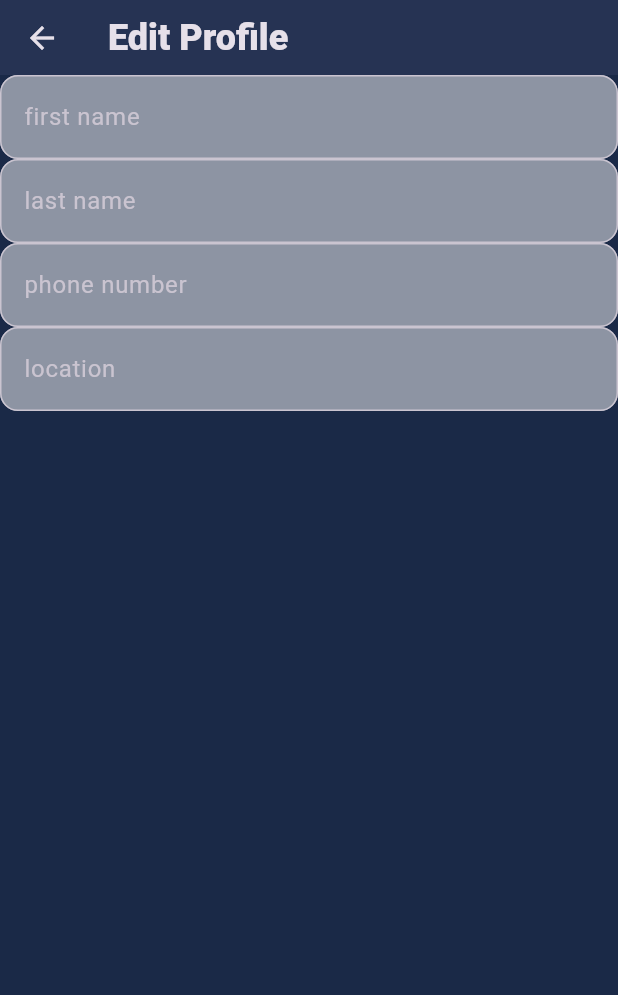
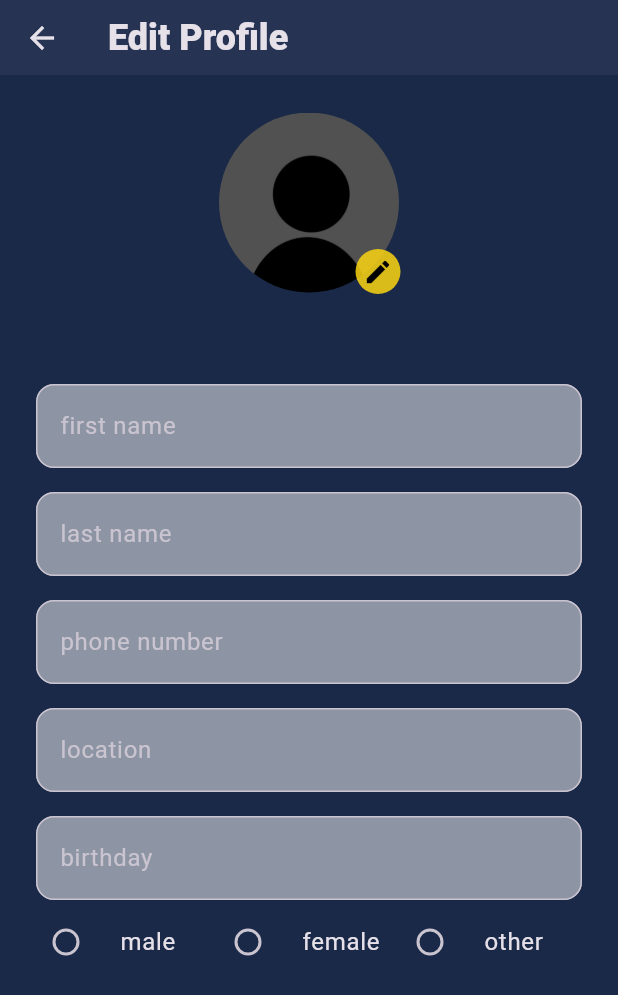
Before and after one commit to Seif-shawky/twitter_clone, a Flutter app: the EditProfile screen opened by its route, on a phone screen of 412 x 824 dp. Shown: the top 995 px of the screen. Run offline on Flutter 3.47's test engine with Material 3 defaults, Android fonts, the phone set to English and light mode, and no system bars; our stand-ins replace flutter_svg.

Commit message:
simple changes (with gender options)

```diff
--- /dev/null
+++ b/lib/components/user_avatar.dart
@@ -0,0 +1,18 @@
+import 'package:flutter/material.dart';
+
+class UserAvatar extends StatelessWidget {
+  final double size;
+  const UserAvatar({super.key, this.size = 40});
+
+  @override
+  Widget build(BuildContext context) {
+    return ClipRRect(
+      borderRadius: BorderRadius.all(Radius.circular(100)),
+      child: Image.asset(
+        'imageassets/c0749b7cc401421662ae901ec8f9f660.jpg',
+        height: size,
+        width: size,
+      ),
+    );
+  }
+}
--- /dev/null
+++ b/lib/config/app_routes.dart
@@ -0,0 +1,17 @@
+import 'package:projectbased/pages/edit_page.dart';
+import 'package:projectbased/pages/home_page.dart';
+import 'package:projectbased/pages/login_page.dart';
+import 'package:projectbased/pages/main_page.dart';
+
+class AppRoutes {
+  static final pages = {
+    '/': (context) => LoginPage(),
+    '/home': (context) => HomePage(),
+    '/main': (context) => MainPage(),
+    '/edit': (context) => EditProfile(),
+  };
+  static const login = '/';
+  static const home = '/home' ;
+  static const main = '/main';
+  static const edit = '/edit';
+}
--- a/lib/main.dart
+++ b/lib/main.dart
@@ -1,8 +1,5 @@
 import 'package:flutter/material.dart';
-import 'package:projectbased/pages/edit_page.dart';
-import 'package:projectbased/pages/home_page.dart';
-import 'package:projectbased/pages/login_page.dart';
-import 'package:projectbased/pages/main_page.dart';
+import 'package:projectbased/config/app_routes.dart';
 import 'package:projectbased/styles/app_colors.dart';
 
 void main() {
@@ -18,12 +15,7 @@ class MyApp extends StatelessWidget {
         brightness: Brightness.dark,
       ),
       initialRoute: '/',
-      routes: {
-        '/': (context) => LoginPage(),
-        '/home': (context) => HomePage(),
-        '/main': (context) => MainPage(),
-        '/edit': (context) => EditProfile(),
-      },
+      routes: AppRoutes.pages,
       debugShowCheckedModeBanner: false,
     );
   }
--- a/lib/pages/edit_page.dart
+++ b/lib/pages/edit_page.dart
@@ -1,21 +1,123 @@
 import 'package:flutter/material.dart';
 import 'package:projectbased/components/app_text_feild.dart';
 import 'package:projectbased/components/tool_bar.dart';
+import 'package:projectbased/components/user_avatar.dart';
+import 'package:projectbased/styles/app_colors.dart';
 
-class EditProfile extends StatelessWidget {
-  const EditProfile({super.key});
+enum Gender { none, male, female, other }
+
+class EditProfile extends StatefulWidget {
+  EditProfile({super.key});
+
+  @override
+  State<EditProfile> createState() => _EditProfileState();
+}
+
+class _EditProfileState extends State<EditProfile> {
+  var gender = Gender.none;
 
   @override
   Widget build(BuildContext context) {
-    return Scaffold(appBar: Toolbar(title: 'Edit Profile'),
-    body:Column(children: [
-      AppTextFeild(hint: 'first name'),
-      AppTextFeild(hint: 'last name'),
-      AppTextFeild(hint: 'phone number'),
-      AppTextFeild(hint: 'location'),
-
-    ],
-    ) ,
+    return Scaffold(
+      appBar: Toolbar(title: 'Edit Profile'),
+      body: SingleChildScrollView(
+        child: SizedBox(
+          height: MediaQuery.of(context).size.height,
+          child: Padding(
+            padding: const EdgeInsets.all(24.0),
+            child: Column(
+              children: [
+                Stack(
+                  children: [
+                    Padding(
+                      padding: const EdgeInsets.all(1),
+                      child: UserAvatar(
+                        size: 120,
+                      ),
+                    ),
+                    Positioned(
+                      bottom: 0,
+                      right: 0,
+                      child: Container(
+                        padding: const EdgeInsets.all(5),
+                        decoration: BoxDecoration(
+                          color: AppColors.primary,
+                          borderRadius: BorderRadius.all(Radius.circular(100)),
+                        ),
+                        child: Icon(
+                          Icons.edit,
+                          size: 20,
+                          color: Colors.black,
+                        ),
+                      ),
+                    ),
+                  ],
+                ),
+                SizedBox(
+                  height: 60,
+                ),
+                AppTextFeild(hint: 'first name'),
+                SizedBox(
+                  height: 16,
+                ),
+                AppTextFeild(hint: 'last name'),
+                SizedBox(
+                  height: 16,
+                ),
+                AppTextFeild(hint: 'phone number'),
+                SizedBox(
+                  height: 16,
+                ),
+                AppTextFeild(hint: 'location'),
+                SizedBox(
+                  height: 16,
+                ),
+                AppTextFeild(hint: 'birthday'),
+                Row(
+                  children: [
+                    Expanded(
+                      child: RadioListTile(
+                          title: Text('male'),
+                          value: Gender.male,
+                          contentPadding: EdgeInsets.zero,
+                          groupValue: gender,
+                          onChanged: (value) {
+                            setState(() {
+                              gender = Gender.male;
+                            });
+                          }),
+                    ),
+                    Expanded(
+                      child: RadioListTile(
+                          title: Text('female'),
+                          value: Gender.female,
+                          contentPadding: EdgeInsets.zero,
+                          groupValue: gender,
+                          onChanged: (value) {
+                            setState(() {
+                              gender = Gender.female;
+                            });
+                          }),
+                    ),
+                    Expanded(
+                      child: RadioListTile(
+                          title: Text('other'),
+                          value: Gender.other,
+                          contentPadding: EdgeInsets.zero,
+                          groupValue: gender,
+                          onChanged: (value) {
+                            setState(() {
+                              gender = Gender.other;
+                            });
+                          }),
+                    ),
+                  ],
+                )
+              ],
+            ),
+          ),
+        ),
+      ),
     );
   }
 }
--- a/lib/pages/home_page.dart
+++ b/lib/pages/home_page.dart
@@ -2,8 +2,7 @@ import 'package:flutter/material.dart';
 import 'package:flutter_svg/flutter_svg.dart';
 import 'package:projectbased/components/post_item.dart';
 import 'package:projectbased/components/tool_bar.dart';
-import 'package:projectbased/styles/app_colors.dart';
-import 'package:projectbased/styles/app_text.dart';
+
 
 class HomePage extends StatelessWidget {
   HomePage({super.key});
--- a/lib/pages/main_page.dart
+++ b/lib/pages/main_page.dart
@@ -27,7 +27,7 @@ class _MainPageState extends State<MainPage> {
               label: 'home'),
           BottomNavigationBarItem(
               icon: Opacity(
-                  opacity: 0.4,
+                  opacity: 0.35,
                   child: SvgPicture.asset(
                     'imageassets/favorite-svgrepo-com.svg',
                     height: 28,
@@ -35,13 +35,13 @@ class _MainPageState extends State<MainPage> {
               label: 'fav'),
           BottomNavigationBarItem(
               icon: Opacity(
-                  opacity: 0.6,
+                  opacity: 0.9,
                   child: SvgPicture.asset(
                       'imageassets/add-circle-svgrepo-com.svg')),
               label: 'add post'),
           BottomNavigationBarItem(
               icon: Opacity(
-                  opacity: 0.5,
+                  opacity: 0.4,
                   child: SvgPicture.asset(
                       'imageassets/messages-3-svgrepo-com.svg')),
               label: 'messages'),
@@ -49,7 +49,7 @@ class _MainPageState extends State<MainPage> {
               icon: Opacity(
                   opacity: 0.5,
                   child: SvgPicture.asset('imageassets/user-svgrepo-com.svg')),
-              label: 'add'),
+              label: 'profile'),
         ],
         currentIndex: currentIndex,
         onTap: (index) {
--- a/lib/pages/profile_page.dart
+++ b/lib/pages/profile_page.dart
@@ -1,8 +1,7 @@
-import 'dart:developer';
-
 import 'package:flutter/material.dart';
 import 'package:projectbased/components/tool_bar.dart';
-import 'package:projectbased/pages/edit_page.dart';
+import 'package:projectbased/components/user_avatar.dart';
+import 'package:projectbased/config/app_routes.dart';
 import 'package:projectbased/styles/app_text.dart';
 
 enum ProfileMenu { edit, logout }
@@ -21,7 +20,7 @@ class ProfilePage extends StatelessWidget {
               return [
                 PopupMenuItem(
                   onTap: () {
-                    Navigator.of(context).pushNamed('/edit');
+                    Navigator.of(context).pushNamed(AppRoutes.edit);
                   },
                   child: Text('edit'),
                 ),
@@ -35,13 +34,11 @@ class ProfilePage extends StatelessWidget {
       ),
       body: Column(
         children: [
-          ClipRRect(
-            borderRadius: BorderRadius.all(Radius.circular(16)),
-            child: Image.asset(
-              'imageassets/woman.png',
-              height: 90,
-              width: 90,
-            ),
+          SizedBox(
+            height: 15,
+          ),
+          UserAvatar(
+            size: 110,
           ),
           SizedBox(
             height: 24,
```
Also changed, not shown: imageassets/c0749b7cc401421662ae901ec8f9f660.jpg (added).
